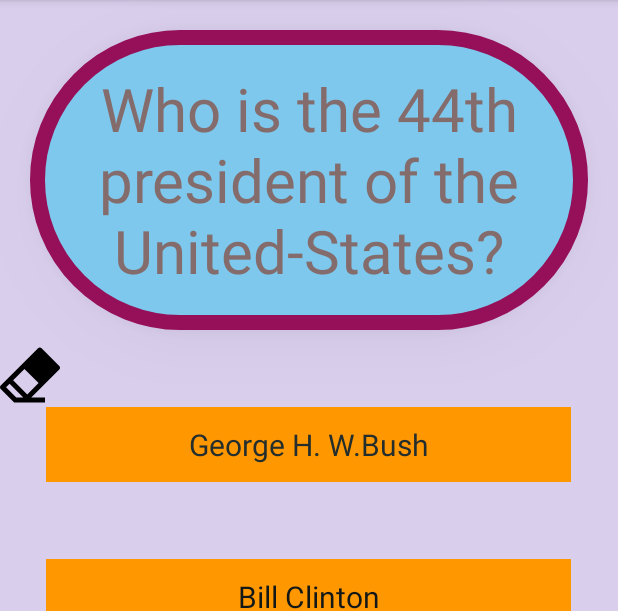
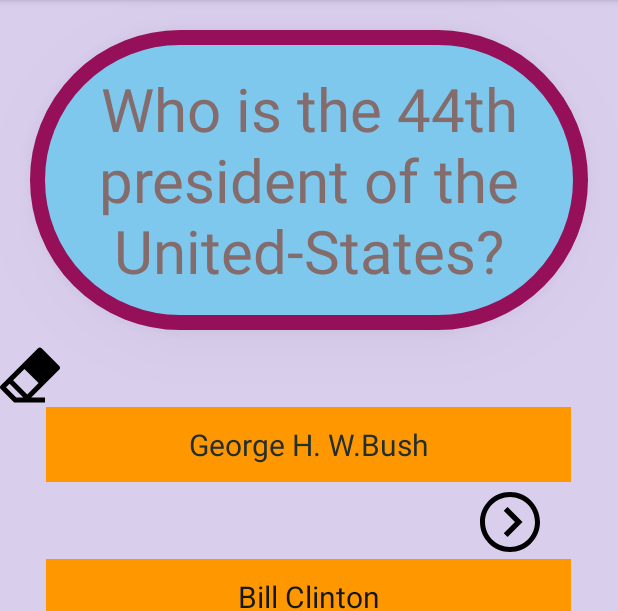
Before and after one commit to kinglaine/FlashCardApp, an Android app: the screen it shows after launch (MainActivity), on a phone screen of 412 x 824 dp, the part 84-695 px from its top. Run offline under Robolectric (Android 15) with nearby library versions, the light colour scheme and no system bars; our stand-ins replace Room's generated code.

Commit message:
Save user cards in data base

```diff
--- a/app/build.gradle
+++ b/app/build.gradle
@@ -41,4 +41,9 @@ dependencies {
     //noinspection GradleCompatible
     implementation 'com.android.support:design:27.1.1'
     implementation "com.google.android.material:material:1.1.0"
+
+    def room_version = "2.2.6"
+
+    implementation "androidx.room:room-runtime:$room_version"
+    annotationProcessor "androidx.room:room-compiler:$room_version"
 }
--- /dev/null
+++ b/app/src/main/java/com/example/woodleyflashcardapp/AppDatabase.java
@@ -0,0 +1,9 @@
+package com.example.woodleyflashcardapp;
+
+import androidx.room.Database;
+import androidx.room.RoomDatabase;
+
+@Database(entities = {Flashcard.class}, version = 3)
+public abstract class AppDatabase extends RoomDatabase {
+    public abstract FlashcardDao flashcardDao();
+}
--- /dev/null
+++ b/app/src/main/java/com/example/woodleyflashcardapp/FlashcardDao.java
@@ -0,0 +1,26 @@
+package com.example.woodleyflashcardapp;
+
+
+import androidx.room.Dao;
+import androidx.room.Delete;
+import androidx.room.Insert;
+import androidx.room.OnConflictStrategy;
+import androidx.room.Query;
+import androidx.room.Update;
+
+import java.util.List;
+
+@Dao
+public interface FlashcardDao {
+    @Query("SELECT * FROM flashcard")
+    List<Flashcard> getAll();
+
+    @Insert
+    void insertAll(Flashcard... flashcards);
+
+    @Delete
+    void delete(Flashcard flashcard);
+
+    @Update(onConflict = OnConflictStrategy.REPLACE)
+    void update(Flashcard flashcard);
+}
--- /dev/null
+++ b/app/src/main/java/com/example/woodleyflashcardapp/FlashcardDatabase.java
@@ -0,0 +1,52 @@
+package com.example.woodleyflashcardapp;
+
+import android.content.Context;
+
+import androidx.room.Room;
+
+import java.util.List;
+
+public class FlashcardDatabase {
+    private final AppDatabase db;
+
+    FlashcardDatabase(Context context) {
+        db = Room.databaseBuilder(context.getApplicationContext(),
+                AppDatabase.class, "flashcard-database")
+                .allowMainThreadQueries()
+                .fallbackToDestructiveMigration()
+                .build();
+    }
+
+    public void initFirstCard() {
+        if (db.flashcardDao().getAll().isEmpty()) {
+            insertCard(new Flashcard("Who is the 44th President of the United States", "Barack Obama"));
+        }
+    }
+
+    public List<Flashcard> getAllCards() {
+        return db.flashcardDao().getAll();
+    }
+
+    public void insertCard(Flashcard flashcard) {
+        db.flashcardDao().insertAll(flashcard);
+    }
+
+    public void deleteCard(String flashcardQuestion) {
+        List<Flashcard> allCards = db.flashcardDao().getAll();
+        for (Flashcard f : allCards) {
+            if (f.getQuestion().equals(flashcardQuestion)) {
+                db.flashcardDao().delete(f);
+            }
+        }
+    }
+
+    public void updateCard(Flashcard flashcard) {
+        db.flashcardDao().update(flashcard);
+    }
+
+    public void deleteAll() {
+        for (Flashcard f : db.flashcardDao().getAll()) {
+            db.flashcardDao().delete(f);
+        }
+    }
+}
--- a/app/src/main/java/com/example/woodleyflashcardapp/MainActivity.java
+++ b/app/src/main/java/com/example/woodleyflashcardapp/MainActivity.java
@@ -14,14 +14,28 @@ import android.widget.TextView;
 
 import com.google.android.material.snackbar.Snackbar;
 
+import java.util.List;
+
 public class MainActivity extends AppCompatActivity {
     boolean isShowingAnswers = true;
     private Object AddCardActivity;
+    FlashcardDatabase flashcardDatabase;
+    // variable to hold a list of flashcards
+    List<Flashcard> allFlashcards;
+    //variable to track cards
+    int currentCardDisplayedIndex = 0;
 
     @Override
     protected void onCreate(Bundle savedInstanceState) {
         super.onCreate(savedInstanceState);
         setContentView(R.layout.activity_main);
+        flashcardDatabase = new FlashcardDatabase(this);
+        allFlashcards = flashcardDatabase.getAllCards();
+        if (allFlashcards != null && allFlashcards.size()>0){
+            ((TextView) findViewById(R.id.flashcard_question)).setText(allFlashcards.get(0).getQuestion());
+            ((TextView) findViewById(R.id.flashcard_answer)).setText(allFlashcards.get(0).getAnswer());
+
+        }
 
 
         TextView questionTextView = findViewById(R.id.flashcard_question);
@@ -34,6 +48,7 @@ public class MainActivity extends AppCompatActivity {
         ImageView addButton = findViewById(R.id.add);
         ImageView eraserButton = findViewById(R.id.eraser);
         ImageView editButton = findViewById(R.id.editbutton);
+        ImageView nextButton = findViewById(R.id.next);
 
 
        // Eye toggle using boolean
@@ -178,13 +193,36 @@ public class MainActivity extends AppCompatActivity {
             }
         });
 
+        // initialize data base
+        flashcardDatabase = new FlashcardDatabase(getApplicationContext());
+
+        // next button for saved flash card
+        nextButton.setOnClickListener(new View.OnClickListener() {
+            @Override
+            public void onClick(View v) {
+                if(allFlashcards.size() == 0)
+                    return;
+                currentCardDisplayedIndex++;
+
+                if (currentCardDisplayedIndex >= allFlashcards.size()) {
+                    Snackbar.make(findViewById(R.id.next),"You've reached the end of the cards, going back to start.", Snackbar.LENGTH_SHORT).show();
+                    currentCardDisplayedIndex=0;
+                }
+                allFlashcards = flashcardDatabase.getAllCards();
+                Flashcard flashcard = allFlashcards.get(currentCardDisplayedIndex);
+
+                ((TextView) findViewById(R.id.flashcard_question)).setText(flashcard.getQuestion());
+                ((TextView) findViewById(R.id.flashcard_answer)).setText(flashcard.getAnswer());
+
+            }
+        });
+
     }
     // display new user Question and answer to flash card
     @Override
     protected void onActivityResult(int requestCode, int resultCode, Intent data) {
-
         super.onActivityResult(requestCode, resultCode, data);
-        if (requestCode == 60 ) {
+        if (requestCode == 60 && resultCode == RESULT_OK ) {
             String string1 = data.getExtras().getString("string1");
             String string2 = data.getExtras().getString("string2");
             String answerChoice1 = data.getExtras().getString("string3");
@@ -200,8 +238,12 @@ public class MainActivity extends AppCompatActivity {
                     "Card successfully created",
                     Snackbar.LENGTH_SHORT)
                     .show();
+            // save a flash card
+            flashcardDatabase.insertCard(new Flashcard(string1, string2));
+            allFlashcards = flashcardDatabase.getAllCards();
 
         }
     }
 
+
 }
--- /dev/null
+++ b/app/src/main/res/drawable/ic_next.xml
@@ -0,0 +1,9 @@
+<vector xmlns:android="http://schemas.android.com/apk/res/android"
+    android:width="24dp"
+    android:height="24dp"
+    android:viewportWidth="24"
+    android:viewportHeight="24">
+  <path
+      android:fillColor="#FF000000"
+      android:pathData="M12,2c5.514,0 10,4.486 10,10s-4.486,10 -10,10 -10,-4.486 -10,-10 4.486,-10 10,-10zM12,0c-6.627,0 -12,5.373 -12,12s5.373,12 12,12 12,-5.373 12,-12 -5.373,-12 -12,-12zM14,12l-4.5,4.5 1.527,1.5 5.973,-6 -5.973,-6 -1.527,1.5 4.5,4.5z"/>
+</vector>
--- a/app/src/main/res/layout/activity_main.xml
+++ b/app/src/main/res/layout/activity_main.xml
@@ -109,6 +109,14 @@
         android:layout_marginTop="570dp"
         android:src="@drawable/ic_edit"
         android:background="#00BCD4"/>
+    <ImageView
+        android:id="@+id/next"
+        android:layout_height="400dp"
+        android:layout_width="40dp"
+        android:layout_marginTop="148dp"
+        android:layout_marginLeft="320dp"
+        android:src="@drawable/ic_next"
+        />
 
     />
 </RelativeLayout>
```
Also changed, not shown: app/src/main/java/com/example/woodleyflashcardapp/Flashcard.java (added, +96 -0 lines).
